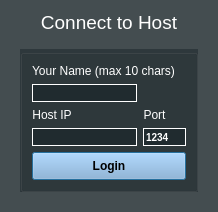
Qt form mydialog.ui (Tyrox92/Gw2SPECS) before a commit.
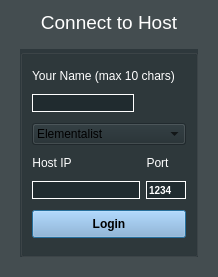
The same form after that commit.

Commit message: profession based coloring

The edit to the form file:
```diff
--- a/mydialog.ui
+++ b/mydialog.ui
@@ -7,7 +7,7 @@
     <x>0</x>
     <y>0</y>
     <width>215</width>
-    <height>207</height>
+    <height>277</height>
    </rect>
   </property>
   <property name="sizePolicy">
@@ -103,60 +103,7 @@
          <bool>false</bool>
         </property>
         <layout class="QGridLayout" name="gridLayout">
-         <item row="2" column="1" colspan="2">
-          <widget class="QLineEdit" name="lineEdit">
-           <property name="sizePolicy">
-            <sizepolicy hsizetype="Expanding" vsizetype="Fixed">
-             <horstretch>0</horstretch>
-             <verstretch>0</verstretch>
-            </sizepolicy>
-           </property>
-           <property name="styleSheet">
-            <string notr="true">border-radius:0px;
-border:1px solid #fff;</string>
-           </property>
-           <property name="maxLength">
-            <number>10</number>
-           </property>
-           <property name="readOnly">
-            <bool>false</bool>
-           </property>
-          </widget>
-         </item>
-         <item row="4" column="1" colspan="2">
-          <widget class="QLineEdit" name="lineEdit_2">
-           <property name="sizePolicy">
-            <sizepolicy hsizetype="Expanding" vsizetype="Fixed">
-             <horstretch>0</horstretch>
-             <verstretch>0</verstretch>
-            </sizepolicy>
-           </property>
-           <property name="styleSheet">
-            <string notr="true">border-radius:0px;
-border:1px solid #fff;</string>
-           </property>
-           <property name="maxLength">
-            <number>100</number>
-           </property>
-          </widget>
-         </item>
-         <item row="3" column="1">
-          <widget class="QLabel" name="label_2">
-           <property name="sizePolicy">
-            <sizepolicy hsizetype="Fixed" vsizetype="Fixed">
-             <horstretch>0</horstretch>
-             <verstretch>0</verstretch>
-            </sizepolicy>
-           </property>
-           <property name="text">
-            <string>Host IP</string>
-           </property>
-           <property name="alignment">
-            <set>Qt::AlignCenter</set>
-           </property>
-          </widget>
-         </item>
-         <item row="4" column="3">
+         <item row="5" column="3">
           <widget class="QLineEdit" name="lineEdit_3">
            <property name="sizePolicy">
             <sizepolicy hsizetype="Expanding" vsizetype="Fixed">
@@ -188,6 +135,39 @@
            </property>
           </widget>
          </item>
+         <item row="4" column="1">
+          <widget class="QLabel" name="label_2">
+           <property name="sizePolicy">
+            <sizepolicy hsizetype="Fixed" vsizetype="Fixed">
+             <horstretch>0</horstretch>
+             <verstretch>0</verstretch>
+            </sizepolicy>
+           </property>
+           <property name="text">
+            <string>Host IP</string>
+           </property>
+           <property name="alignment">
+            <set>Qt::AlignCenter</set>
+           </property>
+          </widget>
+         </item>
+         <item row="5" column="1" colspan="2">
+          <widget class="QLineEdit" name="lineEdit_2">
+           <property name="sizePolicy">
+            <sizepolicy hsizetype="Expanding" vsizetype="Fixed">
+             <horstretch>0</horstretch>
+             <verstretch>0</verstretch>
+            </sizepolicy>
+           </property>
+           <property name="styleSheet">
+            <string notr="true">border-radius:0px;
+border:1px solid #fff;</string>
+           </property>
+           <property name="maxLength">
+            <number>100</number>
+           </property>
+          </widget>
+         </item>
          <item row="0" column="1" colspan="3">
           <widget class="QLabel" name="label">
            <property name="sizePolicy">
@@ -204,7 +184,7 @@
            </property>
           </widget>
          </item>
-         <item row="3" column="3">
+         <item row="4" column="3">
           <widget class="QLabel" name="label_5">
            <property name="sizePolicy">
             <sizepolicy hsizetype="Fixed" vsizetype="Fixed">
@@ -220,7 +200,7 @@
            </property>
           </widget>
          </item>
-         <item row="7" column="1" colspan="3">
+         <item row="8" column="1" colspan="3">
           <widget class="QPushButton" name="pushButton">
            <property name="sizePolicy">
             <sizepolicy hsizetype="Expanding" vsizetype="Fixed">
@@ -267,6 +247,84 @@
            </property>
           </widget>
          </item>
+         <item row="3" column="1" colspan="3">
+          <widget class="QComboBox" name="professionComboBox">
+           <property name="editable">
+            <bool>false</bool>
+           </property>
+           <property name="currentText">
+            <string>Elementalist</string>
+           </property>
+           <property name="currentIndex">
+            <number>0</number>
+           </property>
+           <item>
+            <property name="text">
+             <string>Elementalist</string>
+            </property>
+           </item>
+           <item>
+            <property name="text">
+             <string>Engineer</string>
+            </property>
+           </item>
+           <item>
+            <property name="text">
+             <string>Guardian</string>
+            </property>
+           </item>
+           <item>
+            <property name="text">
+             <string>Necromancer</string>
+            </property>
+           </item>
+           <item>
+            <property name="text">
+             <string>Mesmer</string>
+            </property>
+           </item>
+           <item>
+            <property name="text">
+             <string>Ranger</string>
+            </property>
+           </item>
+           <item>
+            <property name="text">
+             <string>Revenant</string>
+            </property>
+           </item>
+           <item>
+            <property name="text">
+             <string>Thief</string>
+            </property>
+           </item>
+           <item>
+            <property name="text">
+             <string>Warrior</string>
+            </property>
+           </item>
+          </widget>
+         </item>
+         <item row="1" column="1">
+          <widget class="QLineEdit" name="lineEdit">
+           <property name="sizePolicy">
+            <sizepolicy hsizetype="Expanding" vsizetype="Fixed">
+             <horstretch>0</horstretch>
+             <verstretch>0</verstretch>
+            </sizepolicy>
+           </property>
+           <property name="styleSheet">
+            <string notr="true">border-radius:0px;
+border:1px solid #fff;</string>
+           </property>
+           <property name="maxLength">
+            <number>10</number>
+           </property>
+           <property name="readOnly">
+            <bool>false</bool>
+           </property>
+          </widget>
+         </item>
         </layout>
        </widget>
       </item>
```
The commit also changes 9 other files.
